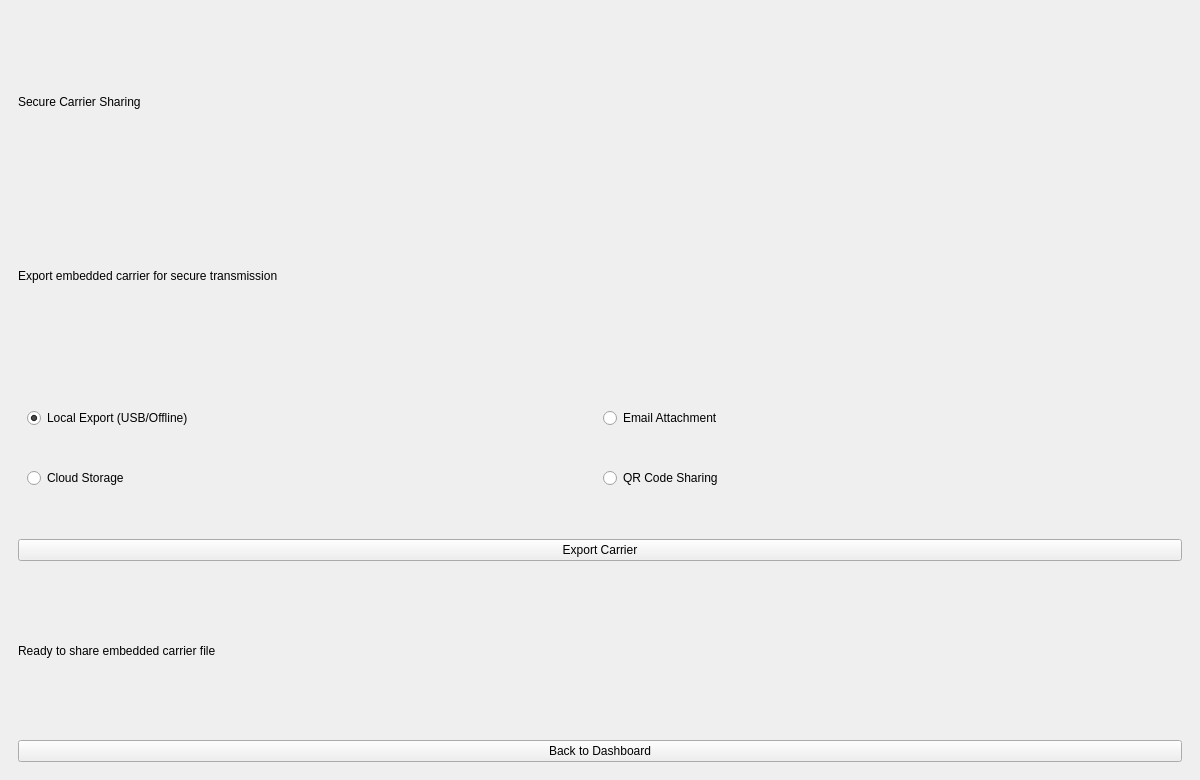
The window that frontend/ui/secure_sharing.ui (eshaa03/Hack0) describes before a commit, drawn with Qt 5.
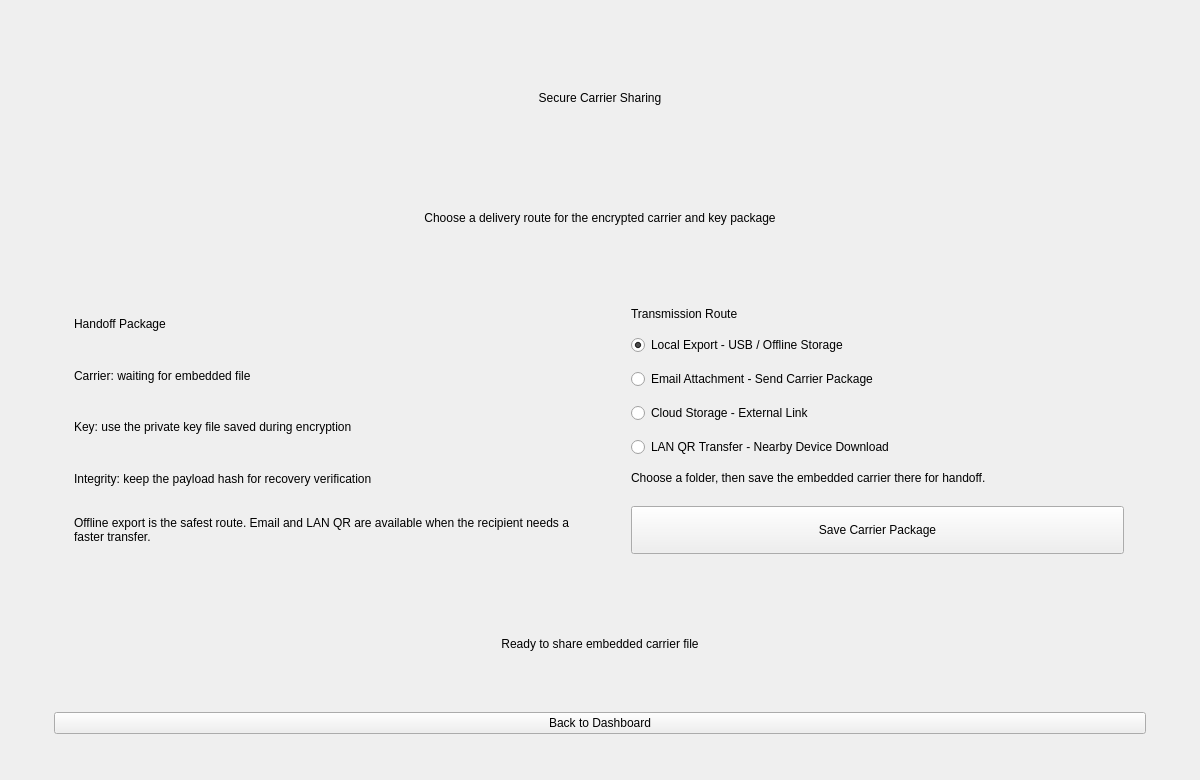
The same window after the commit.

Diff of the .ui file:
```diff
--- a/frontend/ui/secure_sharing.ui
+++ b/frontend/ui/secure_sharing.ui
@@ -6,36 +6,113 @@
   <property name="windowTitle"><string>Secure Sharing</string></property>
   <widget class="QWidget" name="centralwidget">
    <layout class="QVBoxLayout" name="verticalLayout">
+    <property name="leftMargin"><number>28</number></property>
+    <property name="topMargin"><number>24</number></property>
+    <property name="rightMargin"><number>28</number></property>
+    <property name="bottomMargin"><number>24</number></property>
+    <property name="spacing"><number>18</number></property>
     <item><widget class="QFrame" name="rootPanel">
      <layout class="QVBoxLayout" name="verticalLayout_2">
+      <property name="leftMargin"><number>26</number></property>
+      <property name="topMargin"><number>22</number></property>
+      <property name="rightMargin"><number>26</number></property>
+      <property name="bottomMargin"><number>22</number></property>
+      <property name="spacing"><number>16</number></property>
       <item><widget class="QLabel" name="titleLabel">
        <property name="text"><string>Secure Carrier Sharing</string></property>
+       <property name="alignment"><set>Qt::AlignCenter</set></property>
       </widget></item>
-      <item><widget class="QLabel" name="subtitleLabel">
-       <property name="text"><string>Export embedded carrier for secure transmission</string></property>
+      <item><widget class="QLabel" name="subTitleLabel">
+       <property name="text"><string>Choose a delivery route for the encrypted carrier and key package</string></property>
+       <property name="alignment"><set>Qt::AlignCenter</set></property>
       </widget></item>
-      <item><widget class="QFrame" name="card">
-       <layout class="QGridLayout" name="gridLayout">
-        <item row="0" column="0"><widget class="QRadioButton" name="localExport">
-         <property name="text"><string>Local Export (USB/Offline)</string></property>
-         <property name="checked"><bool>true</bool></property>
-        </widget></item>
-        <item row="0" column="1"><widget class="QRadioButton" name="emailShare">
-         <property name="text"><string>Email Attachment</string></property>
-        </widget></item>
-        <item row="1" column="0"><widget class="QRadioButton" name="cloudShare">
-         <property name="text"><string>Cloud Storage</string></property>
-        </widget></item>
-        <item row="1" column="1"><widget class="QRadioButton" name="qrShare">
-         <property name="text"><string>QR Code Sharing</string></property>
-        </widget></item>
+      <item>
+       <layout class="QHBoxLayout" name="contentLayout">
+        <property name="spacing"><number>18</number></property>
+        <item>
+         <widget class="QFrame" name="handoffCard">
+          <property name="minimumSize"><size><width>380</width><height>0</height></size></property>
+          <layout class="QVBoxLayout" name="handoffLayout">
+           <property name="leftMargin"><number>20</number></property>
+           <property name="topMargin"><number>20</number></property>
+           <property name="rightMargin"><number>20</number></property>
+           <property name="bottomMargin"><number>20</number></property>
+           <property name="spacing"><number>14</number></property>
+           <item><widget class="QLabel" name="handoffTitleLabel">
+            <property name="text"><string>Handoff Package</string></property>
+           </widget></item>
+           <item><widget class="QLabel" name="carrierStateLabel">
+            <property name="text"><string>Carrier: waiting for embedded file</string></property>
+            <property name="wordWrap"><bool>true</bool></property>
+           </widget></item>
+           <item><widget class="QLabel" name="keyStateLabel">
+            <property name="text"><string>Key: use the private key file saved during encryption</string></property>
+            <property name="wordWrap"><bool>true</bool></property>
+           </widget></item>
+           <item><widget class="QLabel" name="integrityStateLabel">
+            <property name="text"><string>Integrity: keep the payload hash for recovery verification</string></property>
+            <property name="wordWrap"><bool>true</bool></property>
+           </widget></item>
+           <item><widget class="QLabel" name="routeHintLabel">
+            <property name="text"><string>Offline export is the safest route. Email and LAN QR are available when the recipient needs a faster transfer.</string></property>
+            <property name="wordWrap"><bool>true</bool></property>
+           </widget></item>
+           <item>
+            <spacer name="handoffSpacer">
+             <property name="orientation"><enum>Qt::Vertical</enum></property>
+             <property name="sizeType"><enum>QSizePolicy::Expanding</enum></property>
+            </spacer>
+           </item>
+          </layout>
+         </widget>
+        </item>
+        <item>
+         <widget class="QFrame" name="card">
+          <layout class="QVBoxLayout" name="routeLayout">
+           <property name="leftMargin"><number>22</number></property>
+           <property name="topMargin"><number>22</number></property>
+           <property name="rightMargin"><number>22</number></property>
+           <property name="bottomMargin"><number>22</number></property>
+           <property name="spacing"><number>14</number></property>
+           <item><widget class="QLabel" name="routeTitleLabel">
+            <property name="text"><string>Transmission Route</string></property>
+           </widget></item>
+           <item><widget class="QRadioButton" name="localExport">
+            <property name="text"><string>Local Export - USB / Offline Storage</string></property>
+            <property name="checked"><bool>true</bool></property>
+           </widget></item>
+           <item><widget class="QRadioButton" name="emailShare">
+            <property name="text"><string>Email Attachment - Send Carrier Package</string></property>
+           </widget></item>
+           <item><widget class="QRadioButton" name="cloudShare">
+            <property name="text"><string>Cloud Storage - External Link</string></property>
+           </widget></item>
+           <item><widget class="QRadioButton" name="qrShare">
+            <property name="text"><string>LAN QR Transfer - Nearby Device Download</string></property>
+           </widget></item>
+           <item><widget class="QLabel" name="routeDescriptionLabel">
+            <property name="text"><string>Choose a folder, then save the embedded carrier there for handoff.</string></property>
+            <property name="wordWrap"><bool>true</bool></property>
+           </widget></item>
+           <item>
+            <spacer name="routeSpacer">
+             <property name="orientation"><enum>Qt::Vertical</enum></property>
+             <property name="sizeType"><enum>QSizePolicy::Expanding</enum></property>
+            </spacer>
+           </item>
+           <item><widget class="QPushButton" name="exportButton">
+            <property name="minimumSize"><size><width>0</width><height>48</height></size></property>
+            <property name="text"><string>Save Carrier Package</string></property>
+           </widget></item>
+          </layout>
+         </widget>
+        </item>
        </layout>
-      </widget></item>
-      <item><widget class="QPushButton" name="exportButton">
-       <property name="text"><string>Export Carrier</string></property>
-      </widget></item>
+      </item>
       <item><widget class="QLabel" name="statusLabel">
        <property name="text"><string>Ready to share embedded carrier file</string></property>
+       <property name="alignment"><set>Qt::AlignCenter</set></property>
+       <property name="wordWrap"><bool>true</bool></property>
       </widget></item>
       <item><widget class="QPushButton" name="backButton">
        <property name="text"><string>Back to Dashboard</string></property>
```
Left out of the diff: 1 changed line with no effect on the pictures.
